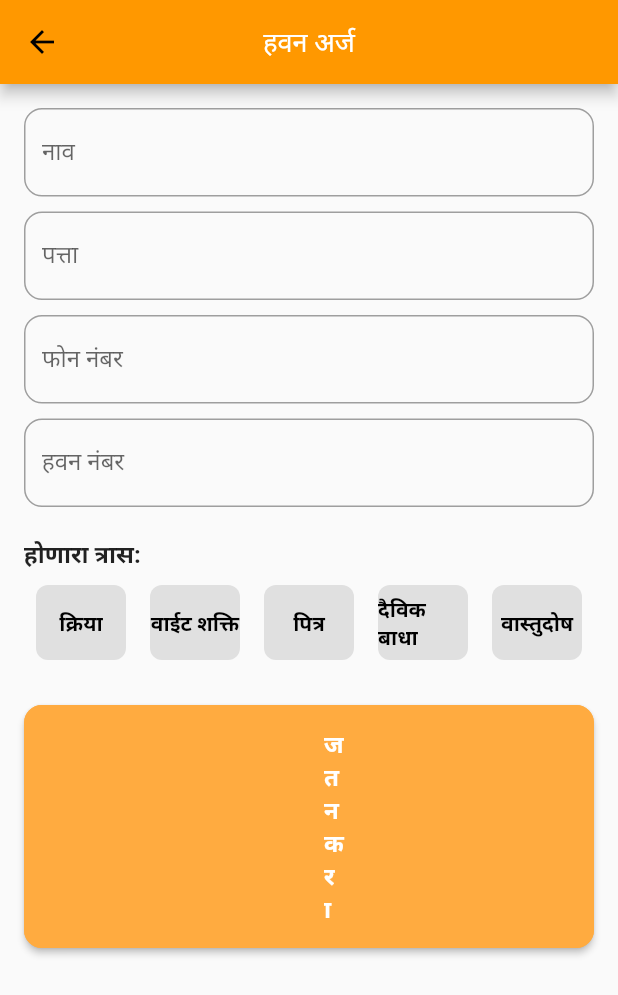
After one commit to kishu3202/datta_devsthan_pimpalgaon, a Flutter app: the UserForm screen opened directly, on a phone screen of 412 x 824 dp. The commit adds this screen. Shown: the top 995 px of the screen. Run offline on Flutter 3.47's test engine with Material 3 defaults, Android fonts, the phone set to English and light mode, and no system bars; our stand-ins replace cloud_firestore, firebase_auth, firebase_core, firebase_messaging, firebase_ui_firestore, flutter_local_notifications and 1 more; missing offline and left inert: firebase_ui_auth, scroll_loop_auto_scroll; accounts and stored records are empty.

Commit message:
my message

```diff
--- /dev/null
+++ b/lib/screen/user_form.dart
@@ -0,0 +1,313 @@
+import 'package:flutter/material.dart';
+
+class UserForm extends StatefulWidget {
+  const UserForm({super.key});
+
+  @override
+  State<UserForm> createState() => _UserFormState();
+}
+
+class _UserFormState extends State<UserForm> {
+  final _formKey = GlobalKey<FormState>();
+  final TextEditingController _nameController = TextEditingController();
+  final TextEditingController _addressController = TextEditingController();
+  final TextEditingController _phoneController = TextEditingController();
+  final TextEditingController _havanCountController = TextEditingController();
+  List<String> _selectedTabs = [];
+
+
+  void _saveData() {
+    // Validate tab selection before saving data
+    _validateSelection();
+
+    // Proceed with saving the data only if tabs are selected
+    if (_selectedTabs.isNotEmpty && _formKey.currentState!.validate()) {
+      // Collect data from the form fields
+      final data = {
+        "नाव": _nameController.text,
+        "पत्ता": _addressController.text,
+        "फोन नंबर": _phoneController.text,
+        "हवन नंबर": _havanCountController.text,
+        "होणारा त्रास": _selectedTabs,
+      };
+
+      // Printing data to the console
+      print("Data Saved: $data");
+      // Displaying data in a dialog
+      showDialog(
+        context: context,
+        builder: (BuildContext context) {
+          return AlertDialog(
+            title: Text('सेव्ह केलेला डेटा'),
+            content: Column(
+              mainAxisSize: MainAxisSize.min,
+              crossAxisAlignment: CrossAxisAlignment.start,
+              children: data.entries.map((entry) {
+                return Text("${entry.key}: ${entry.value}");
+              }).toList(),
+            ),
+            actions: [
+              TextButton(
+                onPressed: () {
+                  Navigator.of(context).pop(); // Close the dialog
+                },
+                child: Text('बंद करा'),
+              ),
+            ],
+          );
+        },
+      );
+    }
+  }
+
+  void _toggleTabSelection(String tab) {
+    setState(() {
+      if (_selectedTabs.contains(tab)) {
+        // If the tab is already selected, deselect it
+        _selectedTabs.remove(tab);
+      } else {
+        // If the tab is not selected, select it
+        _selectedTabs.add(tab);
+      }
+    });
+  }
+  // Function to check if any tab is selected
+  // void _validateSelection() {
+  //   if (_selectedTabs.isEmpty) {
+  //     // If no tab is selected, show a validation message
+  //     ScaffoldMessenger.of(context).showSnackBar(
+  //       SnackBar(content: Text('कृपया एक पर्याय निवडा!')),
+  //     );
+  //   } else {
+  //     // If tab(s) are selected, proceed with your logic (e.g., saving data)
+  //     ScaffoldMessenger.of(context).showSnackBar(
+  //       SnackBar(content: Text('निवडलेले पर्याय: ${_selectedTabs.join(', ')}')),
+  //     );
+  //   }
+  // }
+
+  void _validateSelection() {
+    if (_selectedTabs.isEmpty) {
+      // If no tab is selected, show a validation message and prevent saving
+      ScaffoldMessenger.of(context).showSnackBar(
+        SnackBar(content: Text('कृपया एक पर्याय निवडा!')),
+      );
+    }
+  }
+
+  @override
+  Widget build(BuildContext context) {
+    return Scaffold(
+      appBar: AppBar(title: const Text('हवन अर्ज',style: TextStyle(color: Colors.white,fontSize: 18)), centerTitle: true,),
+      body: Padding(
+        padding: const EdgeInsets.all(16.0),
+        child: Form(
+          key: _formKey,
+          child: SingleChildScrollView(
+            child: Column(
+              crossAxisAlignment: CrossAxisAlignment.start,
+              children: [
+                // Name Field
+                TextFormField(
+                  controller: _nameController,
+                  decoration: InputDecoration(
+                    labelText: 'नाव',
+                    border: OutlineInputBorder(
+                      borderRadius: BorderRadius.circular(12.0), // Add border radius
+                    ),
+                    focusedBorder: OutlineInputBorder(
+                      borderRadius: BorderRadius.circular(12.0),
+                      borderSide: BorderSide(
+                        color: Colors.greenAccent, // Customize the border color when focused
+                        width: 2.0,
+                      ),
+                    ),
+                    enabledBorder: OutlineInputBorder(
+                      borderRadius: BorderRadius.circular(12.0),
+                      borderSide: BorderSide(
+                        color: Colors.grey, // Customize the border color when not focused
+                        width: 1.0,
+                      ),
+                    ),
+                  ),
+                  validator: (value) {
+                    if (value == null || value.isEmpty) {
+                      return 'कृपया नाव प्रविष्ट करा';
+                    }
+                    return null;
+                  },
+                ),
+
+                SizedBox(height: 10),
+
+                TextFormField(
+                  controller: _addressController,
+                  decoration: InputDecoration(
+                    labelText: 'पत्ता',
+                    border: OutlineInputBorder(
+                      borderRadius: BorderRadius.circular(12.0), // Add border radius
+                    ),
+                    focusedBorder: OutlineInputBorder(
+                      borderRadius: BorderRadius.circular(12.0),
+                      borderSide: BorderSide(
+                        color: Colors.greenAccent, // Border color when focused
+                        width: 2.0,
+                      ),
+                    ),
+                    enabledBorder: OutlineInputBorder(
+                      borderRadius: BorderRadius.circular(12.0),
+                      borderSide: BorderSide(
+                        color: Colors.grey, // Border color when enabled
+                        width: 1.0,
+                      ),
+                    ),
+                  ),
+                  validator: (value) {
+                    if (value == null || value.isEmpty) {
+                      return 'कृपया पत्ता प्रविष्ट करा';
+                    }
+                    return null;
+                  },
+                ),
+                SizedBox(height: 10),
+
+// Phone No Field
+                TextFormField(
+                  controller: _phoneController,
+                  decoration: InputDecoration(
+                    labelText: 'फोन नंबर',
+                    border: OutlineInputBorder(
+                      borderRadius: BorderRadius.circular(12.0),
+                    ),
+                    focusedBorder: OutlineInputBorder(
+                      borderRadius: BorderRadius.circular(12.0),
+                      borderSide: BorderSide(
+                        color: Colors.greenAccent,
+                        width: 2.0,
+                      ),
+                    ),
+                    enabledBorder: OutlineInputBorder(
+                      borderRadius: BorderRadius.circular(12.0),
+                      borderSide: BorderSide(
+                        color: Colors.grey,
+                        width: 1.0,
+                      ),
+                    ),
+                  ),
+                  keyboardType: TextInputType.phone,
+                  validator: (value) {
+                    if (value == null || value.isEmpty) {
+                      return 'कृपया फोन नंबर प्रविष्ट करा';
+                    } else if (!RegExp(r'^[0-9]+$').hasMatch(value)) {
+                      return 'कृपया एक वैध फोन नंबर प्रविष्ट करा';
+                    }
+                    return null;
+                  },
+                ),
+                SizedBox(height: 10),
+
+// Havan Count Field
+                TextFormField(
+                  controller: _havanCountController,
+                  decoration: InputDecoration(
+                    labelText: 'हवन नंबर',
+                    border: OutlineInputBorder(
+                      borderRadius: BorderRadius.circular(12.0),
+                    ),
+                    focusedBorder: OutlineInputBorder(
+                      borderRadius: BorderRadius.circular(12.0),
+                      borderSide: BorderSide(
+                        color: Colors.greenAccent,
+                        width: 2.0,
+                      ),
+                    ),
+                    enabledBorder: OutlineInputBorder(
+                      borderRadius: BorderRadius.circular(12.0),
+                      borderSide: BorderSide(
+                        color: Colors.grey,
+                        width: 1.0,
+                      ),
+                    ),
+                  ),
+                  keyboardType: TextInputType.number,
+                  validator: (value) {
+                    if (value == null || value.isEmpty) {
+                      return 'कृपया हवन संख्या प्रविष्ट करा';
+                    }
+                    return null;
+                  },
+                ),
+                SizedBox(height: 20),
+
+                // Trass Tabs
+                Text(
+                  "होणारा त्रास:",
+                  style: TextStyle(fontSize: 16, fontWeight: FontWeight.bold),
+                ),
+                SizedBox(height: 10),
+                Row(
+                  mainAxisAlignment: MainAxisAlignment.spaceAround,
+                  children: ["क्रिया","वाईट शक्ति","पित्र", "दैविक बाधा", "वास्तुदोष"].map((tab) {
+                    bool isSelected = _selectedTabs.contains(tab); // Check if the tab is selected
+                    return Expanded( // Ensures equal width for all tabs
+                      child: GestureDetector(
+                        onTap: () {
+                          setState(() {
+                            // _selectedTab = tab;
+                            _toggleTabSelection(tab); // Toggle selection when clicked
+                          });
+                        },
+                        child: Container(
+                          height: 50.0, // Fixed height for tabs
+                          margin: EdgeInsets.symmetric(horizontal: 8.0), // Spacing between tabs
+                          decoration: BoxDecoration(
+                            color: isSelected ? Colors.greenAccent : Colors.grey[300],
+                            borderRadius: BorderRadius.circular(8.0),
+                          ),
+                          alignment: Alignment.center, // Center text within the tab
+                          child: Text(
+                            tab,
+                            style: TextStyle(
+                              fontSize: 14,
+                              color: isSelected ? Colors.white : Colors.black,
+                              fontWeight: FontWeight.bold,
+                            ),
+                          ),
+                        ),
+                      ),
+                    );
+                  }).toList(),
+                ),
+                SizedBox(height: 30),
+
+                // Save Button
+                Center(
+                  child: ElevatedButton(
+                    onPressed: _saveData,
+                    style: ElevatedButton.styleFrom(
+                      backgroundColor: Colors.orangeAccent,
+                      foregroundColor: Colors.white,
+                      padding:
+                      EdgeInsets.symmetric(horizontal: 200.0, vertical: 15.0),
+                      shape: RoundedRectangleBorder(
+                        borderRadius: BorderRadius.circular(12.0),
+                        side: BorderSide(color: Colors.orangeAccent, width: 2.0),
+                      ),
+                    ),
+                    child: Text(
+                      "जतन करा",
+                      style: TextStyle(
+                        fontSize: 16.0,
+                        fontWeight: FontWeight.bold,
+                      ),
+                    ),
+                  ),
+                ),
+              ],
+            ),
+          ),
+        ),
+      ),
+    );
+  }
+}
```
Also changed, not shown: lib/drawerScreen/users_admin.dart (added, +291 -0 lines), lib/screen/dashboard_screen.dart (+28 -1 lines).
